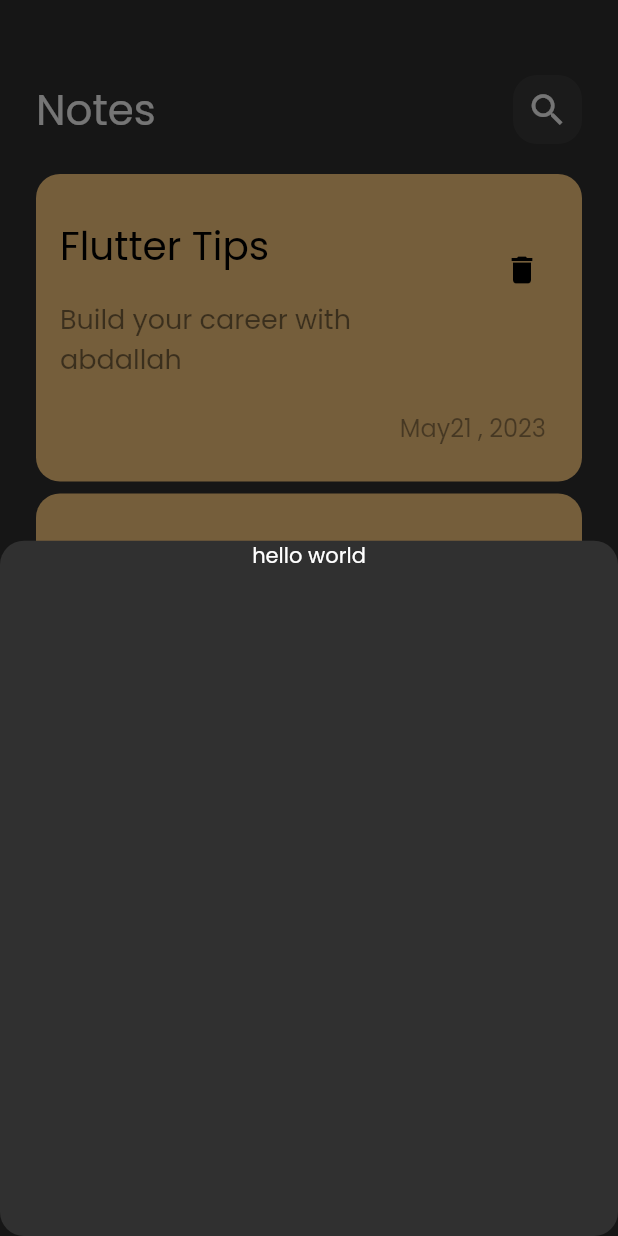
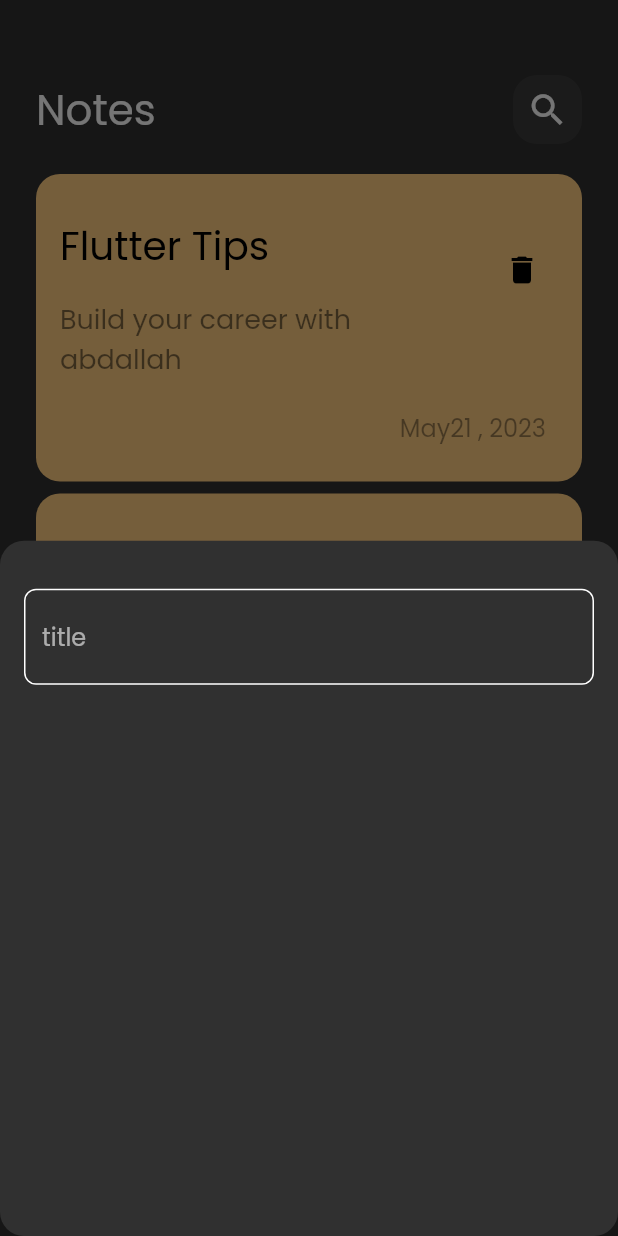
Before and after one commit to AbdallahALdaraimli/note_app, a Flutter app: the screen it shows after launch, after a tap on the "add" icon, on a phone screen of 412 x 824 dp. Run offline on Flutter 3.47's test engine with Material 2 defaults, Android fonts, the phone set to English and light mode, and no system bars.

Commit message:
create custom text filed

```diff
--- /dev/null
+++ b/lib/constants.dart
@@ -0,0 +1,4 @@
+
+import 'package:flutter/material.dart';
+
+const KPrimarycolor = Color(0xff62FCD7);
--- a/lib/widget/add_note_buttom_sheet.dart
+++ b/lib/widget/add_note_buttom_sheet.dart
@@ -1,15 +1,18 @@
 import 'package:flutter/material.dart';
+import 'package:note_app/widget/custom_text_filed.dart';
 
 class AddNoteButtomSheet extends StatelessWidget {
   const AddNoteButtomSheet({super.key});
 
   @override
   Widget build(BuildContext context) {
-    return Container(
-      decoration: BoxDecoration(),
-      child: Column(children: [
-        Text('hello world')
-      ]),
-    );
+    return const Padding(
+      padding: EdgeInsets.symmetric(horizontal:16),
+        child: Column(children: [
+          SizedBox(height: 32,),
+          CustemTextField(),
+        ]),
+      );
+
   }
 }
--- /dev/null
+++ b/lib/widget/custom_text_filed.dart
@@ -0,0 +1,27 @@
+import 'package:flutter/material.dart';
+import 'package:note_app/constants.dart';
+
+class CustemTextField extends StatelessWidget {
+  const CustemTextField({super.key});
+
+  @override
+  Widget build(BuildContext context) {
+    return TextField(
+      cursorColor: KPrimarycolor,
+      decoration: InputDecoration(
+        hintText: 'title',
+        border: buildBorder(),
+        enabledBorder: buildBorder(),
+        focusedBorder: buildBorder(KPrimarycolor),
+      ),
+    );
+  }
+
+  OutlineInputBorder buildBorder([color]) {
+    return OutlineInputBorder(
+        borderRadius: BorderRadius.circular(8),
+        borderSide: BorderSide(
+          color: color ?? Colors.white,
+        ));
+  }
+}
```
